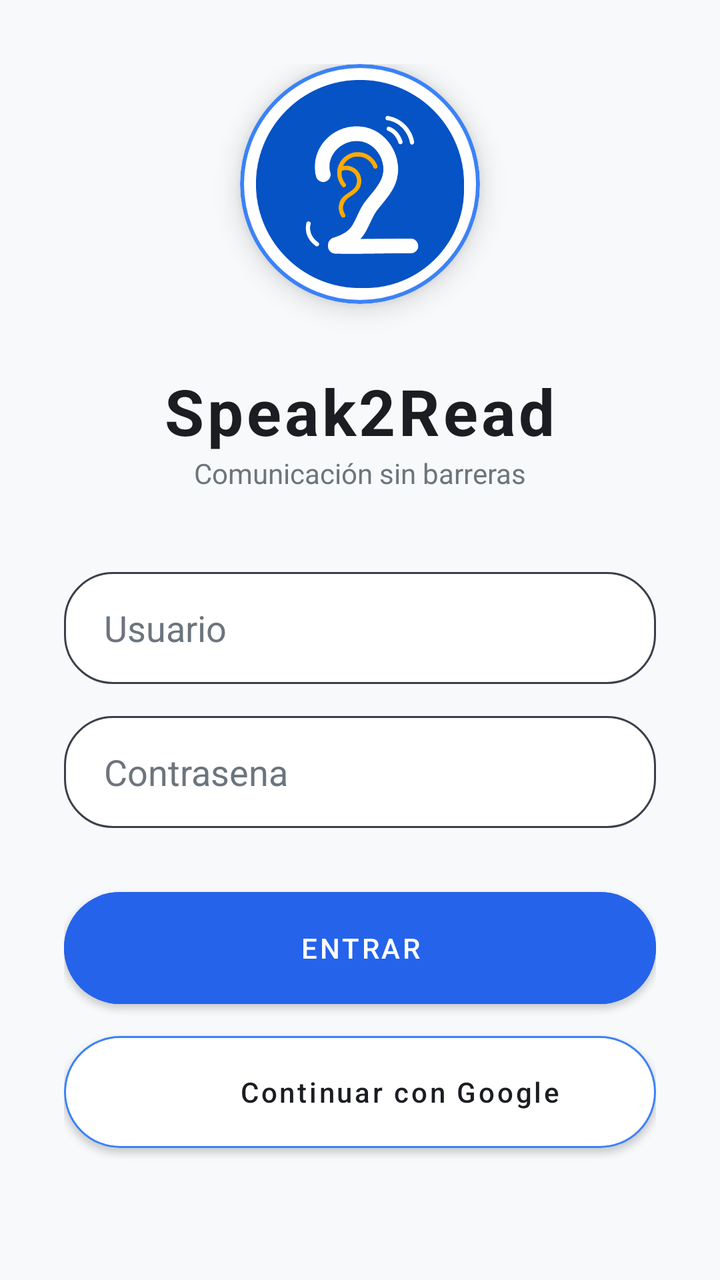
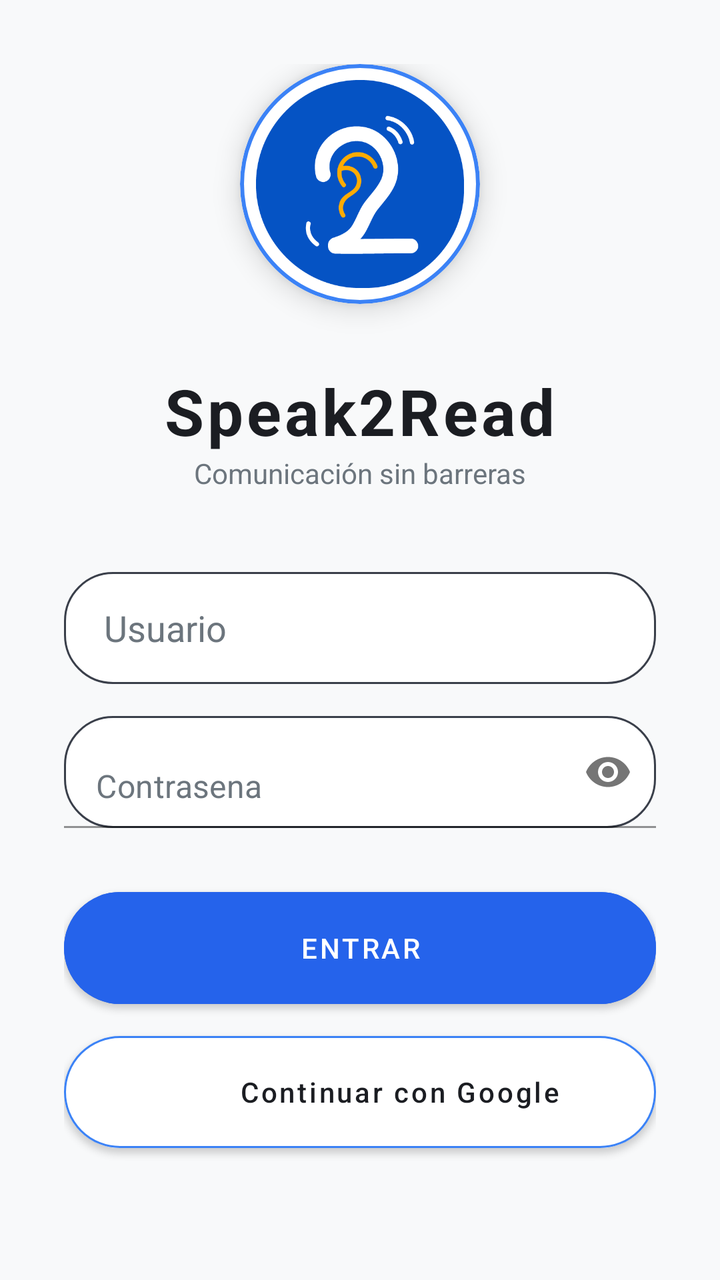

Compare the two renders of this Android layout. The source of the first and the diff that turns it into the second are given below.
<!-- AndroidManifest.xml: activity theme Theme.Speak2Read -->
<!-- res/layout/activity_login.xml -->
<?xml version="1.0" encoding="utf-8"?>
<LinearLayout xmlns:android="http://schemas.android.com/apk/res/android"
    xmlns:app="http://schemas.android.com/apk/res-auto"
    android:layout_width="match_parent"
    android:layout_height="match_parent"
    android:background="@color/s2r_background"
    android:gravity="center"
    android:orientation="vertical"
    android:padding="32dp">

    
    <com.google.android.material.card.MaterialCardView
        android:layout_width="120dp"
        android:layout_height="120dp"
        android:layout_marginBottom="32dp"
        app:cardCornerRadius="60dp"
        app:cardElevation="8dp"
        app:strokeColor="@color/s2r_accent"
        app:strokeWidth="2dp">

        <ImageView
            android:id="@+id/ivLogo"
            android:layout_width="match_parent"
            android:layout_height="match_parent"
            android:scaleType="fitCenter"
            android:src="@drawable/logo_final_v5"
            android:contentDescription="@string/login_logo_desc"
            android:padding="8dp" />
    </com.google.android.material.card.MaterialCardView>

    <TextView
        android:id="@+id/tvTitle"
        android:layout_width="wrap_content"
        android:layout_height="wrap_content"
        android:text="@string/app_name"
        android:textColor="@color/s2r_text_primary"
        android:textSize="32sp"
        android:textStyle="bold"
        android:letterSpacing="0.05"/>

    <TextView
        android:layout_width="wrap_content"
        android:layout_height="wrap_content"
        android:layout_marginBottom="40dp"
        android:text="@string/slogan_login"
        android:textColor="@color/s2r_text_secondary"
        android:textSize="14sp" />

    <EditText
        android:id="@+id/etUsername"
        android:layout_width="match_parent"
        android:layout_height="56dp"
        android:background="@drawable/bg_input_container"
        android:hint="@string/login_username_hint"
        android:inputType="text"
        android:paddingHorizontal="20dp"
        android:textColor="@color/s2r_text_primary"
        android:textColorHint="@color/s2r_text_secondary" />

    <EditText
        android:id="@+id/etPassword"
        android:layout_width="match_parent"
        android:layout_height="56dp"
        android:layout_marginTop="16dp"
        android:background="@drawable/bg_input_container"
        android:hint="@string/login_password_hint"
        android:inputType="textPassword"
        android:paddingHorizontal="20dp"
        android:textColor="@color/s2r_text_primary"
        android:textColorHint="@color/s2r_text_secondary" />

    <com.google.android.material.button.MaterialButton
        android:id="@+id/btnLogin"
        android:layout_width="match_parent"
        android:layout_height="56dp"
        android:layout_marginTop="32dp"
        android:text="@string/login_btn_entrar"
        app:cornerRadius="28dp"
        android:backgroundTint="@color/s2r_bubble_usuario"
        android:insetTop="0dp"
        android:insetBottom="0dp" />

    <com.google.android.material.button.MaterialButton
        android:id="@+id/btnGoogleLogin"
        android:layout_width="match_parent"
        android:layout_height="56dp"
        android:layout_marginTop="16dp"
        android:text="Continuar con Google"
        android:textAllCaps="false"
        app:icon="@android:drawable/ic_menu_gallery"
        app:iconGravity="textStart"
        app:cornerRadius="28dp"
        android:backgroundTint="@color/s2r_surface"
        android:textColor="@color/s2r_text_primary"
        app:strokeColor="@color/s2r_accent"
        app:strokeWidth="1dp"
        android:insetTop="0dp"
        android:insetBottom="0dp" />

    <com.google.android.material.button.MaterialButton
        android:id="@+id/btnRegister"
        style="@style/Widget.MaterialComponents.Button.TextButton"
        android:layout_width="wrap_content"
        android:layout_height="wrap_content"
        android:layout_marginTop="16dp"
        android:text="@string/login_btn_register"
        android:textColor="@color/s2r_accent" />

</LinearLayout>
<!-- resources referenced by this layout -->
<resources>
  <color name="s2r_accent">#3B82F6</color>
  <color name="s2r_background">#F8F9FA</color>
  <color name="s2r_bubble_usuario">#2563EB</color>
  <color name="s2r_surface">#FFFFFF</color>
  <color name="s2r_text_primary">#1B1D22</color>
  <color name="s2r_text_secondary">#6C757D</color>
  <!-- drawable bg_input_container (drawable) -->
  <?xml version="1.0" encoding="utf-8"?>
  <shape xmlns:android="http://schemas.android.com/apk/res/android">
      <solid android:color="@color/s2r_surface"/>
      <corners android:radius="24dp"/>
      <stroke
          android:width="1dp"
          android:color="#3A3F4A"/>
  </shape>
  <!-- drawable logo_final_v5: png bitmap (drawable, 19149 bytes) -->
  <string name="app_name">Speak2Read</string>
  <string name="login_btn_entrar">Entrar</string>
  <string name="login_btn_register">Registrarse</string>
  <string name="login_logo_desc">Logo de Speak2Read</string>
  <string name="login_password_hint">Contrasena</string>
  <string name="login_username_hint">Usuario</string>
  <string name="slogan_login">Comunicación sin barreras</string>
  <style name="Theme.Speak2Read" parent="Theme.MaterialComponents.DayNight.NoActionBar">
          <item name="colorPrimary">@color/s2r_bubble_usuario</item>
          <item name="colorPrimaryVariant">@color/s2r_bubble_usuario</item>
          <item name="colorOnPrimary">@color/white</item>
          <item name="android:windowBackground">@color/s2r_background</item>
          <item name="android:colorBackground">@color/s2r_background</item>
          <item name="android:textColorPrimary">@color/s2r_text_primary</item>
          <item name="android:textColor">@color/s2r_text_primary</item>
      </style>
  <color name="white">#FFFFFFFF</color>
</resources>

<!-- the commit's change to res/layout/activity_login.xml (unified diff, before → after) -->
@@ -57,17 +57,24 @@
         android:textColor="@color/s2r_text_primary"
         android:textColorHint="@color/s2r_text_secondary" />
 
-    <EditText
-        android:id="@+id/etPassword"
+    <com.google.android.material.textfield.TextInputLayout
         android:layout_width="match_parent"
-        android:layout_height="56dp"
+        android:layout_height="wrap_content"
         android:layout_marginTop="16dp"
-        android:background="@drawable/bg_input_container"
-        android:hint="@string/login_password_hint"
-        android:inputType="textPassword"
-        android:paddingHorizontal="20dp"
-        android:textColor="@color/s2r_text_primary"
-        android:textColorHint="@color/s2r_text_secondary" />
+        app:passwordToggleEnabled="true"
+        app:hintEnabled="false">
+
+        <EditText
+            android:id="@+id/etPassword"
+            android:layout_width="match_parent"
+            android:layout_height="56dp"
+            android:background="@drawable/bg_input_container"
+            android:hint="@string/login_password_hint"
+            android:inputType="textPassword"
+            android:paddingHorizontal="20dp"
+            android:textColor="@color/s2r_text_primary"
+            android:textColorHint="@color/s2r_text_secondary" />
+    </com.google.android.material.textfield.TextInputLayout>
 
     <com.google.android.material.button.MaterialButton
         android:id="@+id/btnLogin"
